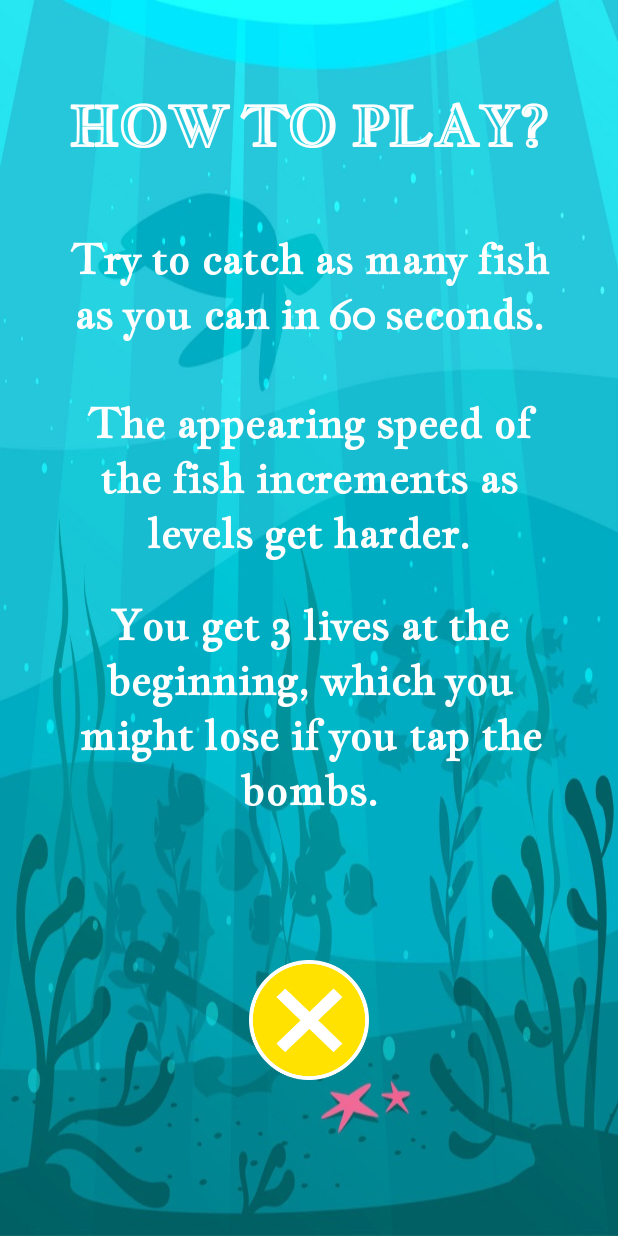
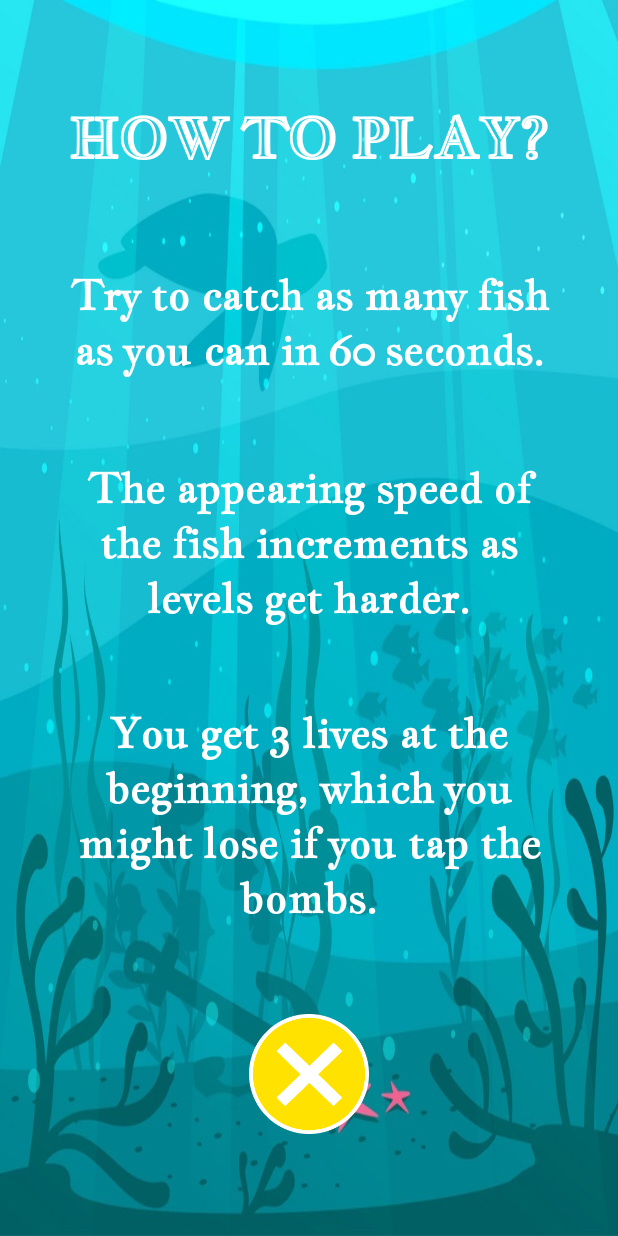
Before and after one commit to iremdnz/Escaper-Fish, an Android app: the screen it shows after launch (MainActivity4), after a tap on an icon or button, on a phone screen of 412 x 824 dp. Run offline under Robolectric (Android 15) with nearby library versions, the phone set to English and light mode, and no system bars.

Commit message:
constrait control

```diff
--- a/app/src/main/java/com/edairem/denemee/MainActivity.java
+++ b/app/src/main/java/com/edairem/denemee/MainActivity.java
@@ -20,15 +20,14 @@ public class MainActivity extends AppCompatActivity {
         super.onCreate(savedInstanceState);
         setContentView(R.layout.activity_main);
         //Full screen
-        this.getWindow().getDecorView().setSystemUiVisibility(
+        /*this.getWindow().getDecorView().setSystemUiVisibility(
                 View.SYSTEM_UI_FLAG_LAYOUT_STABLE
                         | View.SYSTEM_UI_FLAG_LAYOUT_HIDE_NAVIGATION
                         | View.SYSTEM_UI_FLAG_LAYOUT_FULLSCREEN
                         | View.SYSTEM_UI_FLAG_HIDE_NAVIGATION
                         | View.SYSTEM_UI_FLAG_FULLSCREEN
-                        | View.SYSTEM_UI_FLAG_IMMERSIVE_STICKY);
+                        | View.SYSTEM_UI_FLAG_IMMERSIVE_STICKY);*/
         //getSupportActionBar().hide();
-        //getWindow().getDecorView().setSystemUiVisibility(View.SYSTEM_UI_FLAG_HIDE_NAVIGATION);
         highScoreText = findViewById(R.id.highScoreText);
         sharedPreferences = getApplication().getSharedPreferences("com.edairem.denemee", Context.MODE_PRIVATE);//minik bir veritabanı veren obje
         storedScore = sharedPreferences.getInt("storedScore", 0);
--- a/app/src/main/java/com/edairem/denemee/MainActivity2.java
+++ b/app/src/main/java/com/edairem/denemee/MainActivity2.java
@@ -15,13 +15,13 @@ public class MainActivity2 extends AppCompatActivity {
         super.onCreate(savedInstanceState);
         setContentView(R.layout.activity_main2);
         //Full screen
-        this.getWindow().getDecorView().setSystemUiVisibility(
+        /*this.getWindow().getDecorView().setSystemUiVisibility(
                 View.SYSTEM_UI_FLAG_LAYOUT_STABLE
                         | View.SYSTEM_UI_FLAG_LAYOUT_HIDE_NAVIGATION
                         | View.SYSTEM_UI_FLAG_LAYOUT_FULLSCREEN
                         | View.SYSTEM_UI_FLAG_HIDE_NAVIGATION
                         | View.SYSTEM_UI_FLAG_FULLSCREEN
-                        | View.SYSTEM_UI_FLAG_IMMERSIVE_STICKY);
+                        | View.SYSTEM_UI_FLAG_IMMERSIVE_STICKY);*/
         //getSupportActionBar().hide();
     }
 
--- a/app/src/main/java/com/edairem/denemee/MainActivity3.java
+++ b/app/src/main/java/com/edairem/denemee/MainActivity3.java
@@ -59,13 +59,13 @@ public class MainActivity3 extends AppCompatActivity {
         super.onCreate(savedInstanceState);
         setContentView(R.layout.activity_main3);
         //Full screen
-        this.getWindow().getDecorView().setSystemUiVisibility(
+        /*this.getWindow().getDecorView().setSystemUiVisibility(
                 View.SYSTEM_UI_FLAG_LAYOUT_STABLE
                         | View.SYSTEM_UI_FLAG_LAYOUT_HIDE_NAVIGATION
                         | View.SYSTEM_UI_FLAG_LAYOUT_FULLSCREEN
                         | View.SYSTEM_UI_FLAG_HIDE_NAVIGATION
                         | View.SYSTEM_UI_FLAG_FULLSCREEN
-                        | View.SYSTEM_UI_FLAG_IMMERSIVE_STICKY);
+                        | View.SYSTEM_UI_FLAG_IMMERSIVE_STICKY);*/
         //getSupportActionBar().hide();
         Intent intent = getIntent();
         speed = intent.getIntExtra("speed",0);
@@ -110,7 +110,6 @@ public class MainActivity3 extends AppCompatActivity {
 
             @Override
             public void onFinish() {
-                timeText.setText("Time off");
                 handler.removeCallbacks(runnable);
                 for(ImageView image: imageArray) {
                     image.setVisibility(View.INVISIBLE);
--- a/app/src/main/java/com/edairem/denemee/MainActivity4.java
+++ b/app/src/main/java/com/edairem/denemee/MainActivity4.java
@@ -13,13 +13,13 @@ public class MainActivity4 extends AppCompatActivity {
         super.onCreate(savedInstanceState);
         setContentView(R.layout.activity_main4);
         //Full screen
-        this.getWindow().getDecorView().setSystemUiVisibility(
+        /*this.getWindow().getDecorView().setSystemUiVisibility(
                 View.SYSTEM_UI_FLAG_LAYOUT_STABLE
                         | View.SYSTEM_UI_FLAG_LAYOUT_HIDE_NAVIGATION
                         | View.SYSTEM_UI_FLAG_LAYOUT_FULLSCREEN
                         | View.SYSTEM_UI_FLAG_HIDE_NAVIGATION
                         | View.SYSTEM_UI_FLAG_FULLSCREEN
-                        | View.SYSTEM_UI_FLAG_IMMERSIVE_STICKY);
+                        | View.SYSTEM_UI_FLAG_IMMERSIVE_STICKY);*/
         //getSupportActionBar().hide();
     }
 
--- a/app/src/main/res/layout/activity_main2.xml
+++ b/app/src/main/res/layout/activity_main2.xml
@@ -9,7 +9,7 @@
 
     <TextView
         android:id="@+id/textView"
-        android:layout_width="wrap_content"
+        android:layout_width="0dp"
         android:layout_height="wrap_content"
         android:layout_marginStart="58dp"
         android:layout_marginTop="75dp"
--- a/app/src/main/res/layout/activity_main4.xml
+++ b/app/src/main/res/layout/activity_main4.xml
@@ -9,68 +9,71 @@
 
     <TextView
         android:id="@+id/textView5"
-        android:layout_width="328dp"
-        android:layout_height="148dp"
-        android:layout_marginStart="42dp"
-        android:layout_marginTop="21dp"
+        android:layout_width="0dp"
+        android:layout_height="wrap_content"
+        android:layout_marginStart="41dp"
         android:layout_marginEnd="41dp"
+        android:layout_marginBottom="43dp"
         android:fontFamily="@font/jacques_francois"
         android:text="You get 3 lives at the beginning, which you might lose if you tap the bombs."
         android:textAlignment="center"
         android:textColor="#FFFFFF"
         android:textSize="28sp"
         android:textStyle="bold"
+        app:layout_constraintBottom_toTopOf="@+id/button"
         app:layout_constraintEnd_toEndOf="parent"
         app:layout_constraintStart_toStartOf="parent"
         app:layout_constraintTop_toBottomOf="@+id/textView4" />
 
     <TextView
         android:id="@+id/textView2"
-        android:layout_width="367dp"
-        android:layout_height="72dp"
-        android:layout_marginStart="22dp"
-        android:layout_marginTop="48dp"
-        android:layout_marginEnd="22dp"
+        android:layout_width="wrap_content"
+        android:layout_height="wrap_content"
+        android:layout_marginTop="52dp"
+        android:layout_marginBottom="46dp"
         android:fontFamily="@font/jacques_francois_shadow"
         android:gravity="center"
         android:text="HOW TO PLAY?"
         android:textColor="#FFFFFF"
         android:textSize="36sp"
         android:textStyle="bold"
+        app:layout_constraintBottom_toTopOf="@+id/textView3"
         app:layout_constraintEnd_toEndOf="parent"
         app:layout_constraintStart_toStartOf="parent"
         app:layout_constraintTop_toTopOf="parent" />
 
     <TextView
         android:id="@+id/textView3"
-        android:layout_width="328dp"
-        android:layout_height="90dp"
-        android:layout_marginStart="41dp"
-        android:layout_marginTop="34dp"
-        android:layout_marginEnd="41dp"
+        android:layout_width="0dp"
+        android:layout_height="wrap_content"
+        android:layout_marginStart="39dp"
+        android:layout_marginEnd="39dp"
+        android:layout_marginBottom="39dp"
         android:fontFamily="@font/jacques_francois"
         android:text="Try to catch as many fish as you can in 60 seconds."
         android:textAlignment="center"
         android:textColor="#FFFFFF"
         android:textSize="28sp"
         android:textStyle="bold"
+        app:layout_constraintBottom_toTopOf="@+id/textView4"
         app:layout_constraintEnd_toEndOf="parent"
         app:layout_constraintStart_toStartOf="parent"
         app:layout_constraintTop_toBottomOf="@+id/textView2" />
 
     <TextView
         android:id="@+id/textView4"
-        android:layout_width="329dp"
-        android:layout_height="113dp"
+        android:layout_width="0dp"
+        android:layout_height="wrap_content"
         android:layout_marginStart="41dp"
-        android:layout_marginTop="19dp"
         android:layout_marginEnd="41dp"
+        android:layout_marginBottom="37dp"
         android:fontFamily="@font/jacques_francois"
         android:text="The appearing speed of the fish increments as levels get harder."
         android:textAlignment="center"
         android:textColor="#FFFFFF"
         android:textSize="28sp"
         android:textStyle="bold"
+        app:layout_constraintBottom_toTopOf="@+id/textView5"
         app:layout_constraintEnd_toEndOf="parent"
         app:layout_constraintStart_toStartOf="parent"
         app:layout_constraintTop_toBottomOf="@+id/textView3" />
@@ -79,10 +82,7 @@
         android:id="@+id/button"
         android:layout_width="80dp"
         android:layout_height="80dp"
-        android:layout_marginStart="165dp"
-        android:layout_marginTop="46dp"
-        android:layout_marginEnd="166dp"
-        android:layout_marginBottom="56dp"
+        android:layout_marginBottom="52dp"
         android:background="@drawable/close"
         android:onClick="close"
         app:layout_constraintBottom_toBottomOf="parent"
```
